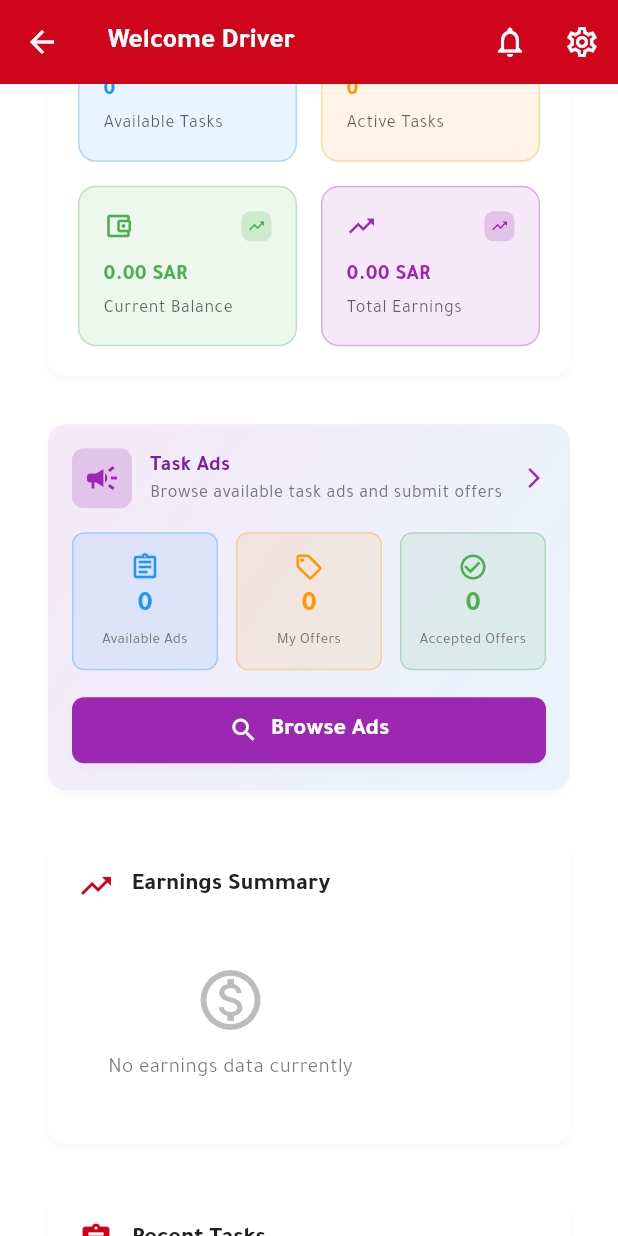
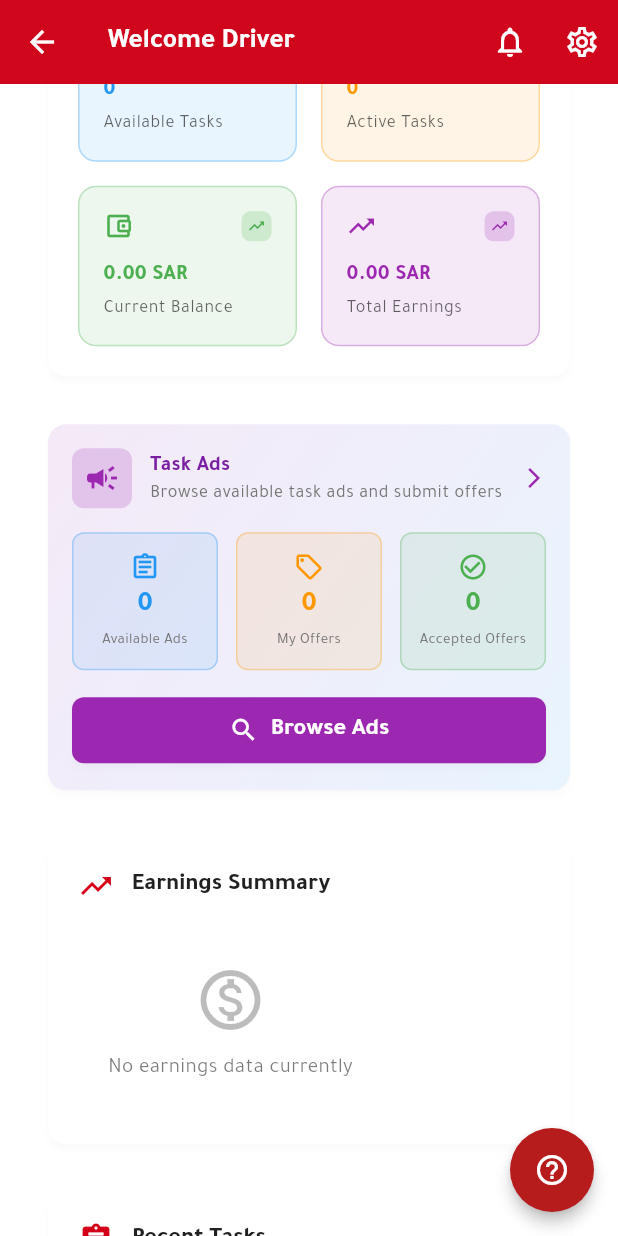
Before and after one commit to Osama-JS/app_safedest_driver, a Flutter app: the HomeScreen screen opened directly, scrolled down 576 dp, on a phone screen of 412 x 824 dp. Run offline on Flutter 3.47's test engine with Material 3 defaults, Android fonts, the phone set to English and light mode, and no system bars; our stand-ins replace cached_network_image, file_picker, firebase_core, firebase_messaging, fl_chart, flutter_local_notifications and 9 more; missing offline and left inert: tutorial_coach_mark; accounts and stored records are empty; network calls fail.

Commit message:
saeed
saeed

```diff
--- a/lib/Languages/Messages.dart
+++ b/lib/Languages/Messages.dart
@@ -478,6 +478,9 @@ class Messages extends Translations {
       'tutorial_recent_title': 'Recent Tasks',
       'tutorial_recent_desc': 'Quickly access or accept your most recent task assignments.',
       'screen_tap_hint': 'Tap to continue',
+      "replay_instructions": "Replay Instructions",
+      "tap_to_rewatch": "Tap this button at any time to replay the step-by-step app interface explanation.",
+
     },
     'ar': {
       'bg_location_title': 'تتبع الموقع نشط',
@@ -920,6 +923,9 @@ class Messages extends Translations {
       'confirm_reject_task': 'هل أنت متأكد من رغبتك في رفض هذا العرض؟',
       'task_rejected_successfully': 'تم رفض العرض بنجاح',
       'failed_to_reject_task': 'فشل في رفض العرض',
+      "replay_instructions": "إعادة عرض التعليمات",
+      "tap_to_rewatch": "اضغط على هذا الزر في أي وقت لإعادة مشاهدة شرح واجهة التطبيق خطوة بخطوة.",
+
     },
     'zh': {
       'appName': 'SafeDests - 司机',
@@ -1286,8 +1292,9 @@ class Messages extends Translations {
       "disclosure_required": "必须接受免责声明屏幕以启用在线模式。",
       "location_permission_required": "启用跟踪需要后台位置权限（始终允许）。",
       "location_service_disabled": "位置服务已关闭。请打开 GPS 并重试。",
-      "server_error_try_again": "由于服务器问题，无法激活状态。请重试。"
-
+      "server_error_try_again": "由于服务器问题，无法激活状态。请重试。",
+  "replay_instructions": "重放说明",
+  "tap_to_rewatch": "随时点击此按钮，即可逐步重新观看应用界面说明。",
     },
     'ur': {
       'appName': 'SafeDests - ڈرائیور',
@@ -1688,8 +1695,8 @@ class Messages extends Translations {
       'tutorial_recent_title': 'المهام الأخيرة',
       'tutorial_recent_desc': 'وصول سريع أو قبول لآخر المهام المسندة إليك.',
       'screen_tap_hint': 'اضغط للمتابعة',
-
-
+      "replay_instructions": "ہدایات دوبارہ دیکھیں",
+      "tap_to_rewatch": "ایپ انٹرفیس کی مرحلہ وار وضاحت دوبارہ دیکھنے کے لیے کسی بھی وقت اس بٹن پر کلک کریں۔",
     },
   };
 }
--- a/lib/screens/main/home_screen.dart
+++ b/lib/screens/main/home_screen.dart
@@ -296,7 +296,7 @@ class _HomeScreenState extends State<HomeScreen> {
 
                   // Recent Tasks (Pending)
                   Container(
-                    key: _recentTasksKey,
+                    // key: _recentTasksKey,
                     child: const PendingTaskCard(),
                   ),
 
@@ -335,7 +335,10 @@ class _HomeScreenState extends State<HomeScreen> {
                   const SizedBox(height: 16),
 
                   // Recent Tasks
-                  const RecentTasksCard(),
+                     RecentTasksCard(
+                    key: _recentTasksKey,
+
+                  ),
 
                   const SizedBox(
                       height: 100), // Bottom padding for navigation bar
@@ -345,6 +348,19 @@ class _HomeScreenState extends State<HomeScreen> {
           ],
         ),
       ),
+        floatingActionButton: FloatingActionButton(
+          key: _helpKey,
+          backgroundColor: Colors.red.shade900,
+          onPressed: () async {
+            _reviewTutorial();
+            // _viewTutorial();
+            // _createTutorial();
+            // tutorialCoachMark?.show(context: context);
+
+          },
+          child: const Icon(Icons.help_outline, color: Colors.white),
+        )
+
     );
   }
 
@@ -442,7 +458,6 @@ class _HomeScreenState extends State<HomeScreen> {
 
 
 
-  // Tutorial Keys - 9 Steps
   final GlobalKey _onlineSwitchKey = GlobalKey();
   final GlobalKey _busyStatusKey = GlobalKey();
   final GlobalKey _availableTasksKey = GlobalKey();
@@ -452,6 +467,8 @@ class _HomeScreenState extends State<HomeScreen> {
   final GlobalKey _adsKey = GlobalKey();
   final GlobalKey _earningsCardKey = GlobalKey();
   final GlobalKey _recentTasksKey = GlobalKey();
+  final GlobalKey _helpKey = GlobalKey();
+
   TutorialCoachMark? tutorialCoachMark;
 
 
@@ -466,7 +483,20 @@ class _HomeScreenState extends State<HomeScreen> {
     }
   }
 
+  void _reviewTutorial() {
+    if (_onlineSwitchKey.currentContext == null) {
+      _singleScrollController.animateTo(
+        0,
+        duration: const Duration(milliseconds: 500),
+        curve: Curves.easeOut,
+      ).then((_) => _viewTutorial());
+    } else {
+      _viewTutorial();
+    }
+  }
+
   void _viewTutorial() {
+
     int counter = 0;
     List<TargetFocus> targets = _createTargets();
     Scrollable.ensureVisible(
@@ -568,31 +598,12 @@ class _HomeScreenState extends State<HomeScreen> {
   List<TargetFocus> _createTargets() {
     List<TargetFocus> targets = [];
 
-    // targets.add(
-    //   TargetFocus(
-    //     identify: "history",
-    //     keyTarget: _historyKey,
-    //     shape: ShapeLightFocus.Circle,
-    //     contents: [
-    //       TargetContent(
-    //         align: ContentAlign.bottom,
-    //         child: _buildTutorialItem(
-    //           title: "transaction_history".tr,
-    //           description: "transaction_history_description".tr,
-    //         ),
-    //       ),
-    //     ],
-    //   ),
-    // );
+
 
     targets.add(
       TargetFocus(
         identify: "online_switch",
         keyTarget: _onlineSwitchKey,
-
-        // onSelected: (target) {
-        //   _scrollToKey(_summaryKey);
-        // },
         shape: ShapeLightFocus.RRect,
         contents: [
           TargetContent(
@@ -753,7 +764,51 @@ class _HomeScreenState extends State<HomeScreen> {
 
 
 
+    targets.add(
+      TargetFocus(
+        identify: "tutorial_home_page_help",
+        keyTarget: _helpKey,
+        shape: ShapeLightFocus.RRect,
+        radius: 10,
+        contents: [
+          TargetContent(
+            align: ContentAlign.top,
+            child: Container(
+              constraints: BoxConstraints(
+                maxHeight: 300,
+                maxWidth: Get.width*0.8,
+              ),
+              padding: const EdgeInsets.all(16),
+              decoration: BoxDecoration(
+                color: Colors.black.withAlpha(100),
+                borderRadius: BorderRadius.circular(12),
+              ),
+              child: SingleChildScrollView(
+                child: Column(
+                  crossAxisAlignment: CrossAxisAlignment.start,
+                  children: [
+                    Text(
+                      "replay_instructions".tr,
+                      style: const TextStyle(
+                        fontWeight: FontWeight.bold,
+                        color: Colors.white,
+                        fontSize: 20,
+                      ),
+                    ),
+                    const SizedBox(height: 10),
+                    Text(
+                      "tap_to_rewatch".tr,
+                      style: const TextStyle(color: Colors.white),
+                    ),
+                  ],
+                ),
+              ),
+            ),
 
+          ),
+        ],
+      ),
+    );
     return targets;
   }
 
--- a/lib/screens/splash_screen.dart
+++ b/lib/screens/splash_screen.dart
@@ -168,8 +168,9 @@ class _SplashScreenState extends State<SplashScreen>
                  Get.offAllNamed('/onboarding');
              } else {
                  debugPrint('SplashScreen: Navigating to /login');
-                 Navigator.of(context).pushReplacementNamed('/login');
-                 // Navigator.of(context).pushReplacementNamed('/main');
+                 //TODO SAEEEEEEED RETURN
+                 // Navigator.of(context).pushReplacementNamed('/login');
+                 Navigator.of(context).pushReplacementNamed('/main');
 
 
              }
--- a/lib/widgets/recent_tasks_card.dart
+++ b/lib/widgets/recent_tasks_card.dart
@@ -5,7 +5,9 @@ import '../models/task.dart';
 import '../theme/app_theme.dart';
 
 class RecentTasksCard extends StatelessWidget {
-  const RecentTasksCard({super.key});
+  final Key? recentTasksKey;
+
+  const RecentTasksCard({super.key,this.recentTasksKey});
 
   @override
   Widget build(BuildContext context) {
@@ -16,6 +18,7 @@ class RecentTasksCard extends StatelessWidget {
 
       return Card(
         child: Padding(
+          key: recentTasksKey,
           padding: const EdgeInsets.all(20),
           child: Column(
             crossAxisAlignment: CrossAxisAlignment.start,
```
Also changed, not shown: lib/screens/main/main_screen.dart (+2 -37 lines).
